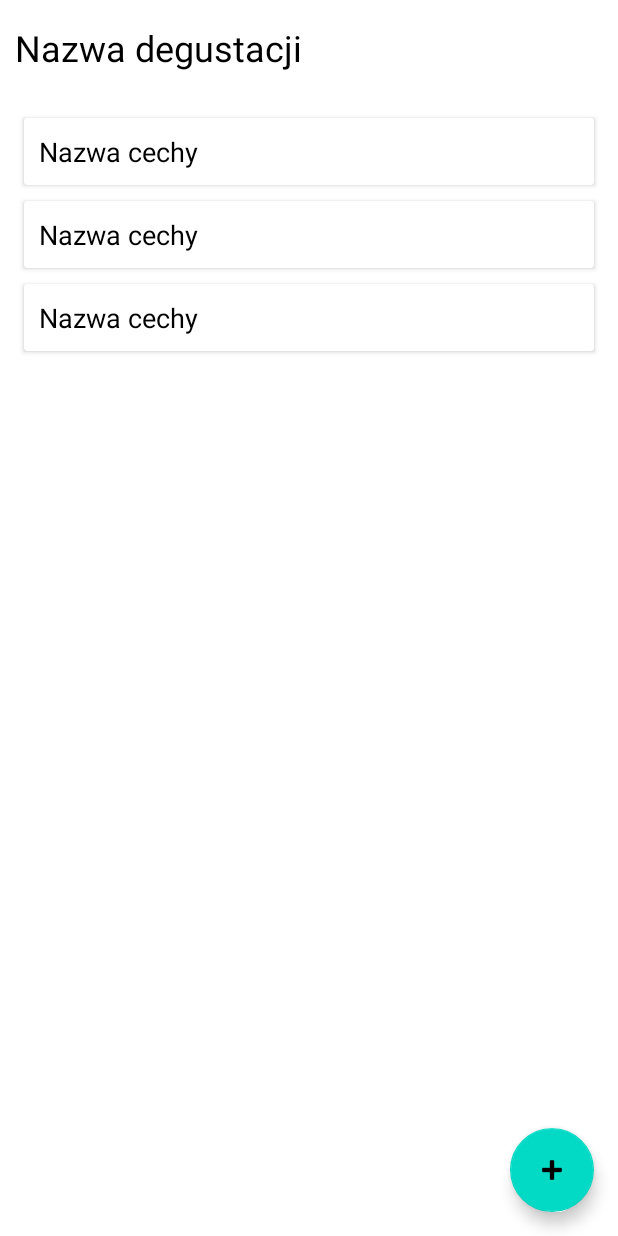
After one commit to Evaluation-PWSZ/Evaluation-of-product-characteristics, an Android app: the layout activity_features2.xml on its own in the app's theme, with its tools: preview values and no code run, on a phone screen of 412 x 824 dp. The commit adds this screen. Run offline under Robolectric (Android 15) with nearby library versions, the phone set to English and light mode, and no system bars; network calls fail.

Commit message:
added features

```diff
--- a/app/src/main/AndroidManifest.xml
+++ b/app/src/main/AndroidManifest.xml
@@ -16,6 +16,7 @@
         <activity android:name=".ui.login.RegisterActivity" />
         <activity android:name=".ui.dashboard.FeaturesOpen" />
         <activity android:name=".ui.dashboard.parts.PartsOpen" />
+        <activity android:name=".ui.dashboard.features.FeaturesProductOpen" />
         <activity android:name=".ui.Creators.DegustationCreateActivity" />
         <activity android:name=".ui.Creators.PartsCreateActivity" />
         <activity android:name=".ui.Updators.DegustationUpdateActivity" />
--- a/app/src/main/java/pl/memstacja/bottomnavigation/ui/dashboard/FeaturesOpen.kt
+++ b/app/src/main/java/pl/memstacja/bottomnavigation/ui/dashboard/FeaturesOpen.kt
@@ -18,7 +18,7 @@ class FeaturesOpen : AppCompatActivity() {
         super.onCreate(savedInstanceState)
         setContentView(R.layout.activity_features)
 
-        supportActionBar?.setDisplayHomeAsUpEnabled(true)
+        //supportActionBar?.setDisplayHomeAsUpEnabled(true)
 
         name = intent.getStringExtra("productName")
 
--- /dev/null
+++ b/app/src/main/res/layout/activity_features2.xml
@@ -0,0 +1,50 @@
+<?xml version="1.0" encoding="utf-8"?>
+<androidx.constraintlayout.widget.ConstraintLayout xmlns:android="http://schemas.android.com/apk/res/android"
+    xmlns:app="http://schemas.android.com/apk/res-auto"
+    xmlns:tools="http://schemas.android.com/tools"
+    android:layout_width="match_parent"
+    android:layout_height="match_parent"
+    tools:context=".ui.dashboard.features.FeaturesProductOpen">
+
+    <TextView
+        android:id="@+id/degustation_name"
+        android:layout_width="wrap_content"
+        android:layout_height="wrap_content"
+        android:layout_marginStart="10dp"
+        android:layout_marginLeft="10dp"
+        android:layout_marginTop="15dp"
+        android:text="Nazwa degustacji"
+        android:textColor="@color/black"
+        android:textSize="24sp"
+        app:layout_constraintStart_toStartOf="parent"
+        app:layout_constraintTop_toTopOf="parent" />
+
+    <androidx.recyclerview.widget.RecyclerView
+        android:id="@+id/viewGroup"
+        android:layout_width="match_parent"
+        android:layout_height="0dp"
+        android:layout_marginStart="5dp"
+        android:layout_marginLeft="5dp"
+        android:layout_marginTop="20dp"
+        android:layout_marginEnd="5dp"
+        android:layout_marginRight="5dp"
+        android:padding="5dp"
+        app:layout_constraintBottom_toBottomOf="parent"
+        app:layout_constraintEnd_toEndOf="parent"
+        app:layout_constraintStart_toStartOf="parent"
+        app:layout_constraintTop_toBottomOf="@+id/degustation_name"
+        tools:listitem="@layout/features_item2" />
+
+    <com.google.android.material.floatingactionbutton.FloatingActionButton
+        android:id="@+id/add_features"
+        android:layout_width="wrap_content"
+        android:layout_height="wrap_content"
+        android:layout_alignParentEnd="true"
+        android:layout_alignParentRight="true"
+        android:layout_alignParentBottom="true"
+        android:layout_margin="16dp"
+        app:layout_constraintBottom_toBottomOf="parent"
+        app:layout_constraintEnd_toEndOf="parent"
+        app:srcCompat="@android:drawable/ic_input_add" />
+
+</androidx.constraintlayout.widget.ConstraintLayout>
--- a/app/src/main/res/layout/activity_parts.xml
+++ b/app/src/main/res/layout/activity_parts.xml
@@ -4,7 +4,7 @@
     xmlns:tools="http://schemas.android.com/tools"
     android:layout_width="match_parent"
     android:layout_height="match_parent"
-    tools:context=".ui.dashboard.FeaturesOpen">
+    tools:context=".ui.dashboard.parts.PartsOpen">
 
     <TextView
         android:id="@+id/listName"
@@ -32,7 +32,7 @@
         app:layout_constraintTop_toBottomOf="@id/listName" />
 
     <Button
-        android:id="@+id/add_features"
+        android:id="@+id/go_features"
         android:layout_width="match_parent"
         android:layout_height="wrap_content"
         android:layout_margin="15dp"
@@ -52,7 +52,7 @@
         android:textSize="24sp"
         app:layout_constraintLeft_toLeftOf="parent"
         app:layout_constraintRight_toRightOf="parent"
-        app:layout_constraintTop_toBottomOf="@id/add_features" />
+        app:layout_constraintTop_toBottomOf="@id/go_features" />
 
     <androidx.recyclerview.widget.RecyclerView
         android:id="@+id/viewGroup"
--- /dev/null
+++ b/app/src/main/res/layout/features_item2.xml
@@ -0,0 +1,28 @@
+<?xml version="1.0" encoding="utf-8"?>
+<androidx.cardview.widget.CardView xmlns:android="http://schemas.android.com/apk/res/android"
+    android:layout_width="match_parent"
+    android:layout_height="wrap_content"
+    android:layout_marginStart="5dp"
+    android:layout_marginLeft="5dp"
+    android:layout_marginTop="5dp"
+    android:layout_marginEnd="5dp"
+    android:layout_marginRight="5dp"
+    android:layout_marginBottom="5dp">
+
+    <RelativeLayout
+        android:layout_width="match_parent"
+        android:layout_height="wrap_content">
+
+        <TextView
+            android:id="@+id/name"
+            android:layout_width="wrap_content"
+            android:layout_height="wrap_content"
+            android:layout_alignParentTop="true"
+            android:layout_margin="10dp"
+            android:text="Nazwa cechy"
+            android:textColor="@android:color/black"
+            android:textSize="18sp" />
+
+    </RelativeLayout>
+
+</androidx.cardview.widget.CardView>
```
Also changed, not shown: app/src/main/java/pl/memstacja/bottomnavigation/data/model/dashboard/FeatureItem.kt (added, +10 -0 lines), app/src/main/java/pl/memstacja/bottomnavigation/ui/dashboard/features/FeaturesProductAdapter.kt (added, +90 -0 lines), app/src/main/java/pl/memstacja/bottomnavigation/ui/dashboard/features/FeaturesProductOpen.kt (added, +166 -0 lines), app/src/main/java/pl/memstacja/bottomnavigation/ui/dashboard/features/FeaturesProductViewModel.kt (added, +23 -0 lines), app/src/main/java/pl/memstacja/bottomnavigation/ui/dashboard/parts/PartsOpen.kt (+10 -0 lines).
